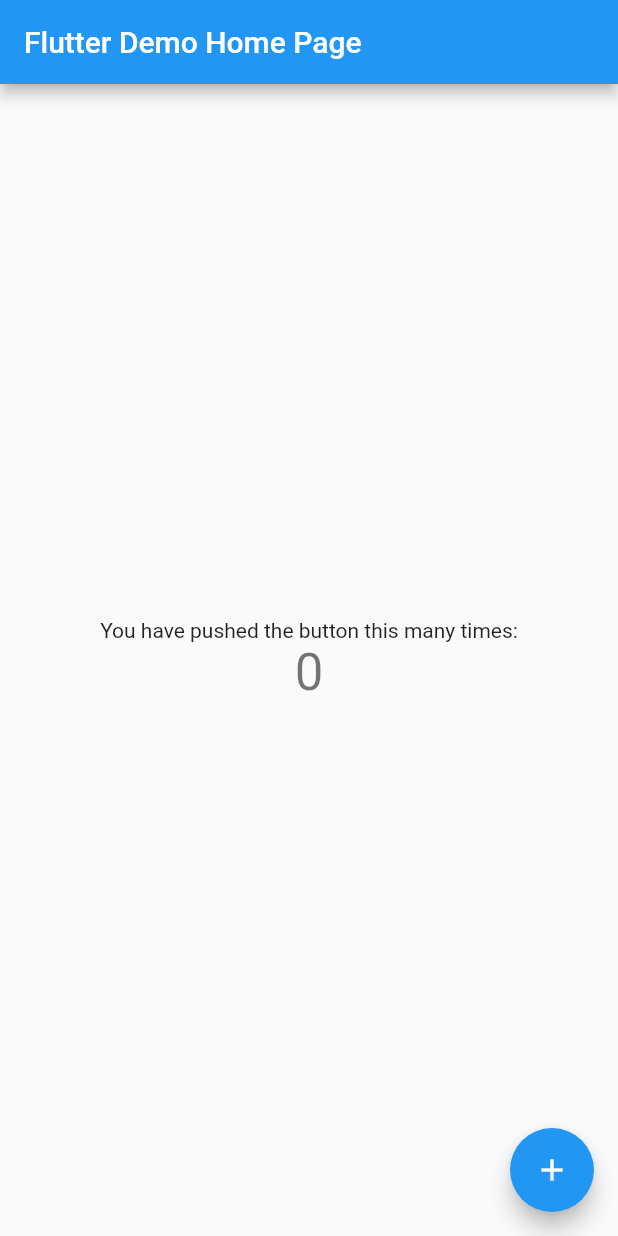
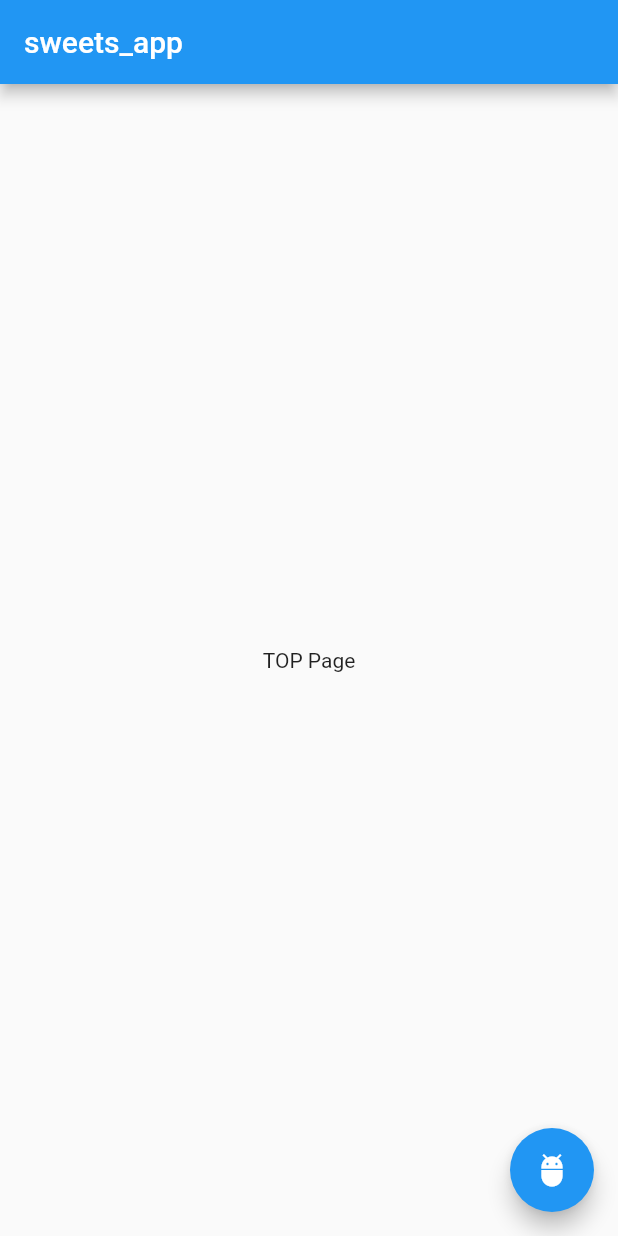
Before and after one commit to mht-ryo-chiba/sweets_app_sample, a Flutter app: the screen it shows after launch, on a phone screen of 412 x 824 dp. Run offline on Flutter 3.47's test engine with Material 2 defaults, Android fonts, the phone set to English and light mode, and no system bars; our stand-ins replace get.

Commit message:
構成の設定

```diff
--- /dev/null
+++ b/lib/config/app_config.dart
@@ -0,0 +1,6 @@
+class AppConfig {
+  // リリース判定用
+  bool isRelease() {
+    return const bool.fromEnvironment('dart.vm.product', defaultValue: false);
+  }
+}
--- /dev/null
+++ b/lib/config/app_routes.dart
@@ -0,0 +1,50 @@
+import 'package:flutter/material.dart';
+import 'package:sweets_app_sample/config/app_config.dart';
+import 'package:sweets_app_sample/model/route_data_model.dart';
+import 'package:sweets_app_sample/ui/pages/top.dart';
+
+class AppRoutes {
+  final List<RouteDataModel> _routeList = [
+    RouteDataModel(
+      pageName: Pages.top.name,
+      routeName: Pages.top.routeName,
+      widgetBuilder: (BuildContext context) => const Top(),
+    ),
+  ];
+
+  Map<String, Widget Function(BuildContext)> routeList() {
+    var returnRoutes = <String, Widget Function(BuildContext)>{};
+    if (AppConfig().isRelease()) {
+      // リリース時
+      for (final route in _routeList) {
+        if (route.isDebug == false) {
+          returnRoutes.addAll({route.routeName: route.widgetBuilder});
+        }
+      }
+    } else {
+      // デバッグ時
+      returnRoutes = {
+        for (var route in _routeList) route.routeName: route.widgetBuilder
+      };
+    }
+    return returnRoutes;
+  }
+}
+
+// 以下ページ一覧設定
+enum Pages {
+  top,
+}
+
+extension PageNameExtension on Pages {
+  static final names = {
+    Pages.top: 'トップページ',
+  };
+
+  static final rootNames = {
+    Pages.top: '/top',
+  };
+
+  String get routeName => rootNames[this] ?? '';
+  String get name => names[this] ?? '';
+}
--- a/lib/main.dart
+++ b/lib/main.dart
@@ -1,4 +1,7 @@
 import 'package:flutter/material.dart';
+import 'package:get/get.dart';
+import 'package:sweets_app_sample/config/app_routes.dart';
+import 'package:sweets_app_sample/ui/pages/top.dart';
 
 void main() {
   runApp(const MyApp());
@@ -10,106 +13,13 @@ class MyApp extends StatelessWidget {
   // This widget is the root of your application.
   @override
   Widget build(BuildContext context) {
-    return MaterialApp(
-      title: 'Flutter Demo',
+    return GetMaterialApp(
+      title: 'sweets_app',
       theme: ThemeData(
-        // This is the theme of your application.
-        //
-        // Try running your application with "flutter run". You'll see the
-        // application has a blue toolbar. Then, without quitting the app, try
-        // changing the primarySwatch below to Colors.green and then invoke
-        // "hot reload" (press "r" in the console where you ran "flutter run",
-        // or simply save your changes to "hot reload" in a Flutter IDE).
-        // Notice that the counter didn't reset back to zero; the application
-        // is not restarted.
         primarySwatch: Colors.blue,
       ),
-      home: const MyHomePage(title: 'Flutter Demo Home Page'),
+      home: const Top(),
+      routes: AppRoutes().routeList(),
     );
   }
 }
-
-class MyHomePage extends StatefulWidget {
-  const MyHomePage({Key? key, required this.title}) : super(key: key);
-
-  // This widget is the home page of your application. It is stateful, meaning
-  // that it has a State object (defined below) that contains fields that affect
-  // how it looks.
-
-  // This class is the configuration for the state. It holds the values (in this
-  // case the title) provided by the parent (in this case the App widget) and
-  // used by the build method of the State. Fields in a Widget subclass are
-  // always marked "final".
-
-  final String title;
-
-  @override
-  State<MyHomePage> createState() => _MyHomePageState();
-}
-
-class _MyHomePageState extends State<MyHomePage> {
-  int _counter = 0;
-
-  void _incrementCounter() {
-    setState(() {
-      // This call to setState tells the Flutter framework that something has
-      // changed in this State, which causes it to rerun the build method below
-      // so that the display can reflect the updated values. If we changed
-      // _counter without calling setState(), then the build method would not be
-      // called again, and so nothing would appear to happen.
-      _counter++;
-    });
-  }
-
-  @override
-  Widget build(BuildContext context) {
-    // This method is rerun every time setState is called, for instance as done
-    // by the _incrementCounter method above.
-    //
-    // The Flutter framework has been optimized to make rerunning build methods
-    // fast, so that you can just rebuild anything that needs updating rather
-    // than having to individually change instances of widgets.
-    return Scaffold(
-      appBar: AppBar(
-        // Here we take the value from the MyHomePage object that was created by
-        // the App.build method, and use it to set our appbar title.
-        title: Text(widget.title),
-      ),
-      body: Center(
-        // Center is a layout widget. It takes a single child and positions it
-        // in the middle of the parent.
-        child: Column(
-          // Column is also a layout widget. It takes a list of children and
-          // arranges them vertically. By default, it sizes itself to fit its
-          // children horizontally, and tries to be as tall as its parent.
-          //
-          // Invoke "debug painting" (press "p" in the console, choose the
-          // "Toggle Debug Paint" action from the Flutter Inspector in Android
-          // Studio, or the "Toggle Debug Paint" command in Visual Studio Code)
-          // to see the wireframe for each widget.
-          //
-          // Column has various properties to control how it sizes itself and
-          // how it positions its children. Here we use mainAxisAlignment to
-          // center the children vertically; the main axis here is the vertical
-          // axis because Columns are vertical (the cross axis would be
-          // horizontal).
-          mainAxisAlignment: MainAxisAlignment.center,
-          children: <Widget>[
-            const Text(
-              'You have pushed the button this many times:',
-            ),
-            Text(
-              '$_counter',
-              style: Theme.of(context).textTheme.headline4,
-            ),
-          ],
-        ),
-      ),
-      floatingActionButton: FloatingActionButton(
-        onPressed: _incrementCounter,
-        tooltip: 'Increment',
-        child: const Icon(Icons.add),
-      ), // This trailing comma makes auto-formatting nicer for build methods.
-    );
-  }
-}
--- /dev/null
+++ b/lib/model/route_data_model.dart
@@ -0,0 +1,15 @@
+import 'package:flutter/cupertino.dart';
+
+class RouteDataModel {
+  const RouteDataModel({
+    required this.pageName,
+    required this.routeName,
+    this.isDebug = false,
+    required this.widgetBuilder,
+  });
+
+  final String pageName;
+  final String routeName;
+  final bool isDebug;
+  final Widget Function(BuildContext) widgetBuilder;
+}
--- /dev/null
+++ b/lib/ui/pages/top.dart
@@ -0,0 +1,26 @@
+import 'package:flutter/material.dart';
+import 'package:sweets_app_sample/config/app_config.dart';
+
+class Top extends StatelessWidget {
+  const Top({Key? key}) : super(key: key);
+
+  @override
+  Widget build(BuildContext context) {
+    // initialize getX Controller
+    return Scaffold(
+      appBar: AppBar(
+        title: const Text('sweets_app'),
+      ),
+      body: const Center(
+        child: Text('TOP Page'),
+      ),
+      // デバッグ時のみフローティングボタンを表示
+      floatingActionButton: AppConfig().isRelease()
+          ? null
+          : const FloatingActionButton(
+              onPressed: null,
+              child: Icon(Icons.adb),
+            ),
+    );
+  }
+}
```
Also changed, not shown: 4 other files.
